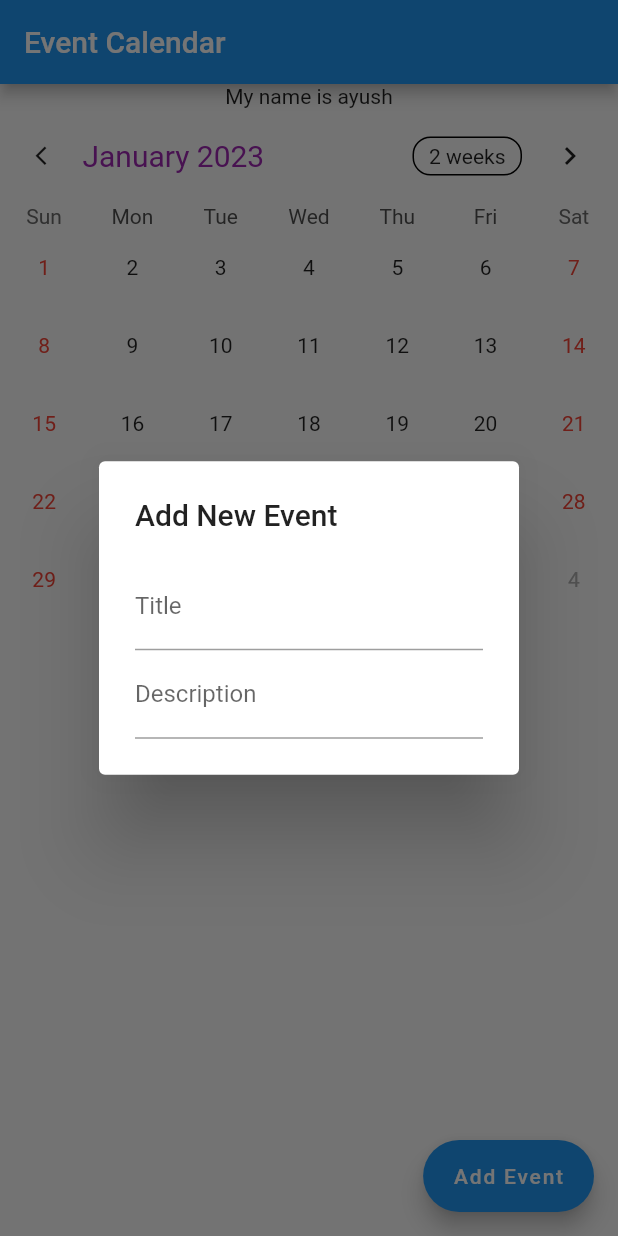
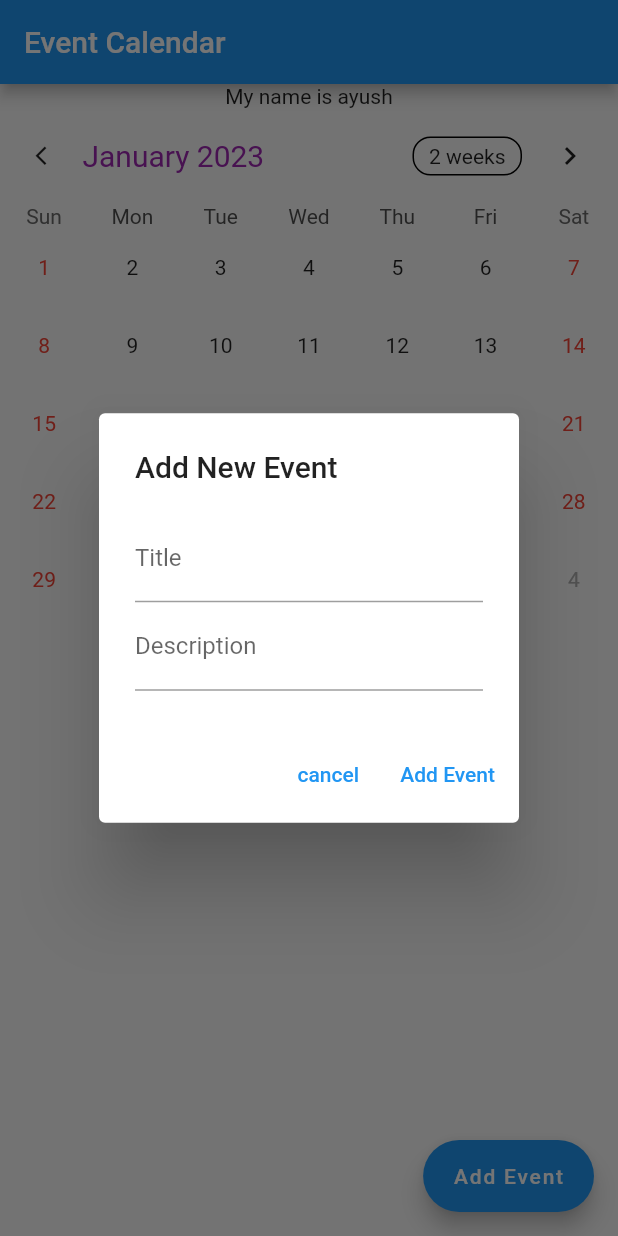
Before and after one commit to vadodariyaayush/Calendar_flutter, a Flutter app: the screen it shows after launch, after a tap on "Add Event", on a phone screen of 412 x 824 dp. Run offline on Flutter 3.47's test engine with Material 2 defaults, Android fonts, the phone set to English and light mode, and no system bars; drawn by our look-alikes of table_calendar.

Commit message:
eventDialogBox update

```diff
--- a/lib/main.dart
+++ b/lib/main.dart
@@ -1,4 +1,7 @@
+import 'dart:convert';
+
 import 'package:flutter/material.dart';
+import 'package:intl/intl.dart';
 import 'package:table_calendar/table_calendar.dart';
 
 void main() {
@@ -32,8 +35,11 @@ class MyHomeState extends State<MyHomePage> {
   CalendarFormat _calendarFormat = CalendarFormat.month;
   DateTime _focusedDay = DateTime.now();
   DateTime? _selectedDay; //date select by user
-  var eventTitle = TextEditingController();
-  var eventDescription = TextEditingController();
+  var eventTitleController = TextEditingController();
+  var eventDescriptionController = TextEditingController();
+  Map<String,List>mySelecedEvents={};
+
+  String imageLink ="https://images.unsplash.com/photo-1503023345310-bd7c1de61c7d?ixlib=rb-4.0.3&ixid=MnwxMjA3fDB8MHxzZWFyY2h8Mnx8aHVtYW58ZW58MHx8MHx8&w=1000&q=80";
 
   @override
   void initState() {
@@ -49,19 +55,64 @@ class MyHomeState extends State<MyHomePage> {
                 crossAxisAlignment: CrossAxisAlignment.stretch,
                 mainAxisSize: MainAxisSize.min,
                 children: [
-                  TextField(controller: eventTitle,
+                  TextField(controller: eventTitleController,
                     decoration: InputDecoration(
                       label: Text("Title"),
                     ),),
 
-                  TextField(controller: eventDescription,
+                  TextField(controller: eventDescriptionController,
                     decoration:InputDecoration(
                       label: Text("Description")
                     ),
                   ),
                 ],
+
               ),
-            ));
+              actions: [
+                TextButton(onPressed: ()=> Navigator.pop(context), child: const Text("cancel")),
+                TextButton(onPressed: (){
+                  if(eventTitleController.text.isEmpty&&eventTitleController.text.isEmpty){
+                      ScaffoldMessenger.of(context).showSnackBar(const SnackBar(
+                          content: Text("Add title and Description"),
+                          duration: Duration(seconds: 2),
+                      ),
+                      );
+                      return;
+                  }
+                  else{
+
+                    if(mySelecedEvents[DateFormat('yyyy-mm-dd').format(_selectedDay!)] != null){
+
+                      mySelecedEvents[DateFormat('yyyy-mm-dd').format(_selectedDay!)]
+                          ?.add({
+                        "eventTitle":eventTitleController.text,
+                          "eventDescp":eventTitleController.text,
+                          });
+
+
+                    }else{
+                        mySelecedEvents[DateFormat('yyyy-mm-dd')
+                            .format(_selectedDay!)] = [
+                              {
+                                "eventTitle": eventTitleController.text,
+                                "eventDescp": eventDescriptionController.text,
+                              }
+                        ];
+                    }
+
+                    print("New event for backend devloper ${json.encode(mySelecedEvents)}");
+
+
+
+                    ScaffoldMessenger.of(context).showSnackBar(
+                        SnackBar(
+                            content:Text("Event successfully Added") ));
+                    Navigator.pop(context);
+                  }
+                }, child: const Text("Add Event"))
+              ],
+            )
+    );
   }
 
 
@@ -126,7 +177,8 @@ class MyHomeState extends State<MyHomePage> {
             },
 
 
-          )
+          ),
+
         ],
       ),
 
--- a/pubspec.yaml
+++ b/pubspec.yaml
@@ -37,6 +37,7 @@ dependencies:
   # Use with the CupertinoIcons class for iOS style icons.
   cupertino_icons: ^1.0.2
   table_calendar: ^3.0.9
+  intl: ^0.18.0
 
 dev_dependencies:
   flutter_test:
```
Also changed, not shown: pubspec.lock.
